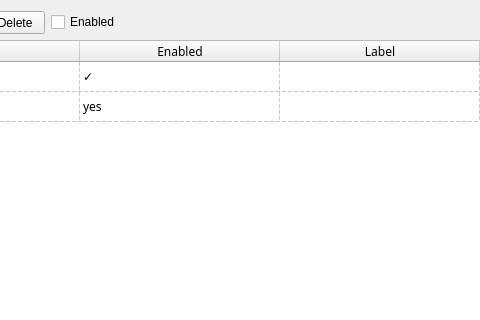
Qt form designer/html_tab.ui (hgiesel/anki_asset_manager) before a commit; both pictures show x 132 to 612 and y 0 to 320 of the 1255 by 537 pixel window.
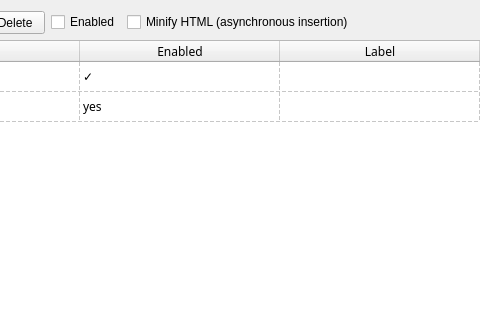
The same form after that commit.

Commit message: Make HTML minification settable

What changed in the file:
```diff
--- a/designer/html_tab.ui
+++ b/designer/html_tab.ui
@@ -163,6 +163,13 @@
        </property>
       </widget>
      </item>
+     <item>
+      <widget class="QCheckBox" name="minifyHtml">
+       <property name="text">
+        <string>Minify HTML (asynchronous insertion)</string>
+       </property>
+      </widget>
+     </item>
      <item>
       <spacer name="horizontalSpacer">
        <property name="orientation">
```
The commit also changes 6 other files.
